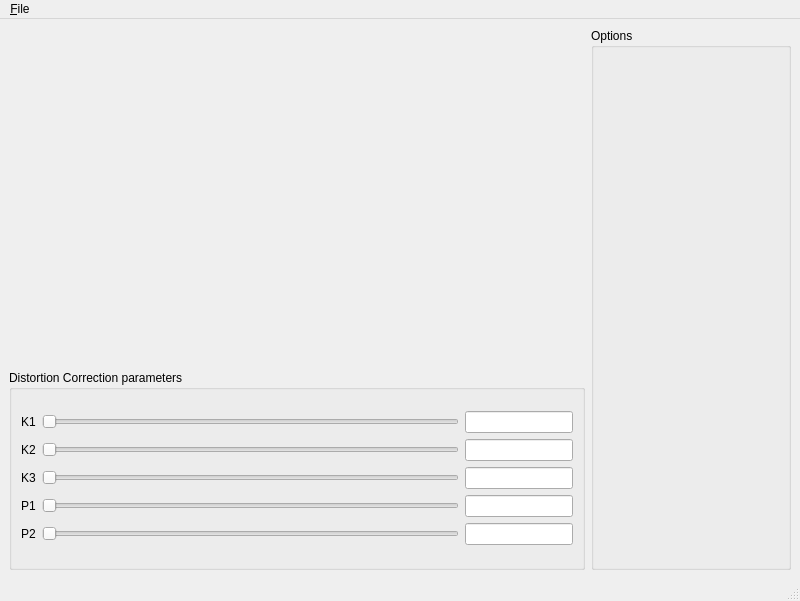
This is ui/main_ui.ui in sdbg-opt-sw/LDC_Simulator as Qt 5 draws it before an edit. The edited form follows.
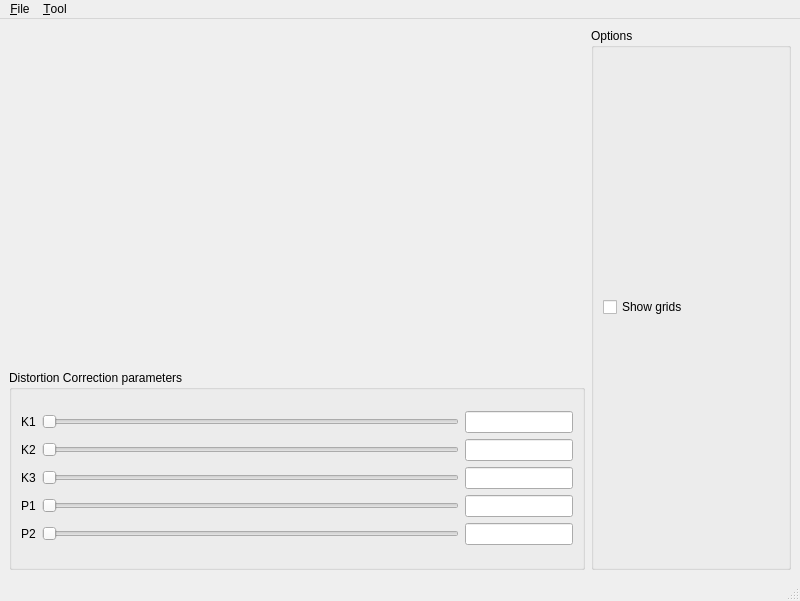
This is the edited form.

Diff of the .ui file:
```diff
--- a/ui/main_ui.ui
+++ b/ui/main_ui.ui
@@ -20,8 +20,8 @@
    </size>
   </property>
   <widget class="QWidget" name="centralwidget">
-   <layout class="QGridLayout" name="gridLayout_3">
-    <item row="1" column="0">
+   <layout class="QVBoxLayout" name="verticalLayout_2">
+    <item>
      <layout class="QHBoxLayout" name="horizontalLayout">
       <item>
        <layout class="QVBoxLayout" name="verticalLayout">
@@ -225,9 +225,13 @@
         <property name="title">
          <string>Options</string>
         </property>
-        <layout class="QFormLayout" name="formLayout_2">
-         <item row="0" column="0">
-          <layout class="QFormLayout" name="formLayout"/>
+        <layout class="QVBoxLayout" name="verticalLayout_3">
+         <item>
+          <widget class="QCheckBox" name="checkBox_show_grids">
+           <property name="text">
+            <string>Show grids</string>
+           </property>
+          </widget>
          </item>
         </layout>
        </widget>
@@ -255,7 +259,14 @@
     <addaction name="separator"/>
     <addaction name="actionExit"/>
    </widget>
+   <widget class="QMenu" name="menu_Tool">
+    <property name="title">
+     <string>&amp;Tool</string>
+    </property>
+    <addaction name="actionCopy_parameters"/>
+   </widget>
    <addaction name="menuFile"/>
+   <addaction name="menu_Tool"/>
   </widget>
   <widget class="QStatusBar" name="statusbar"/>
   <action name="actionOpen_image">
```
Left out of the diff: 10 changed lines with no effect on the pictures.
